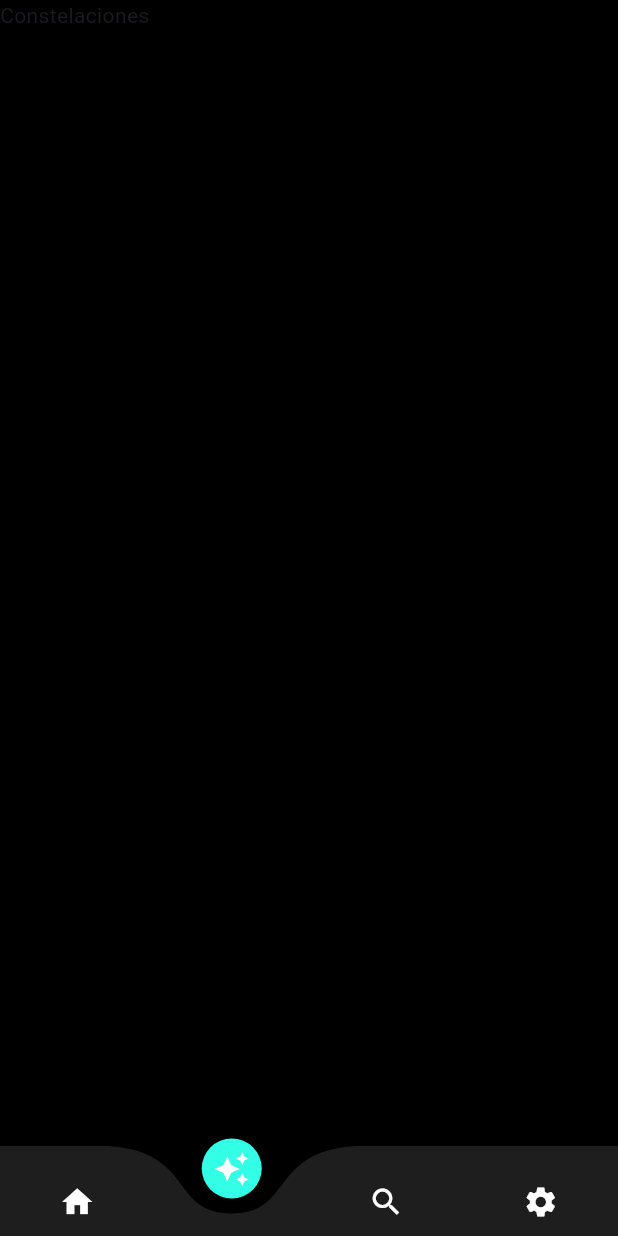
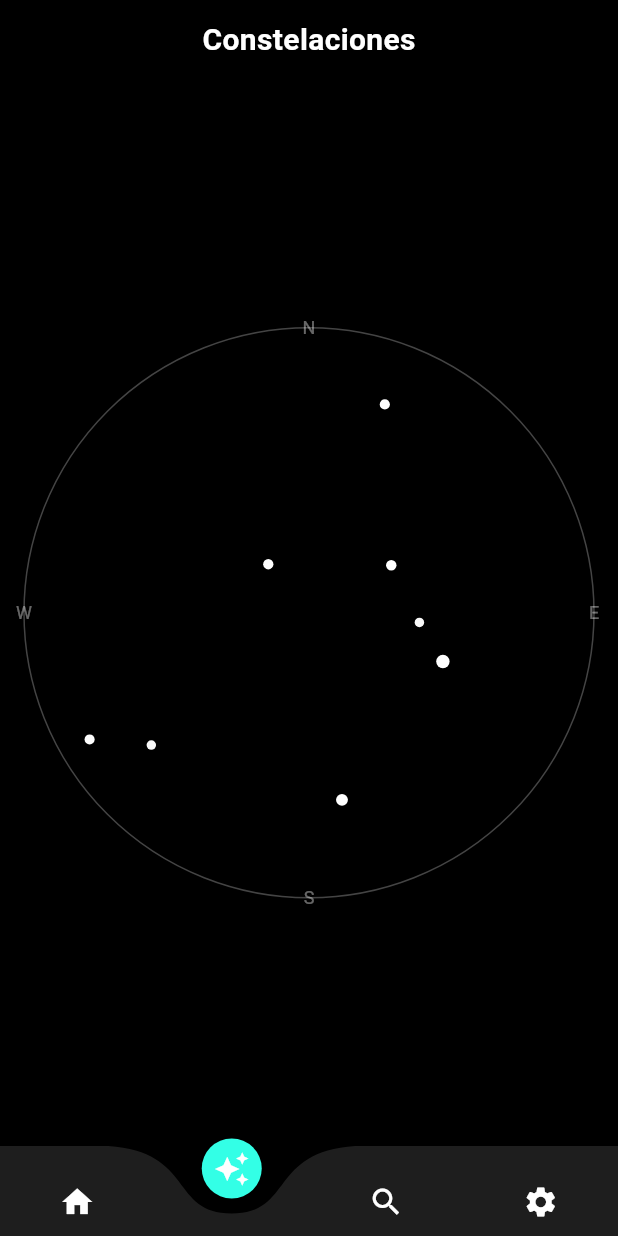
Before and after one commit to lh1862570-stack/tecoappgroup, a Flutter app: the ConstellationsPage screen opened by its route, on a phone screen of 412 x 824 dp. Run offline on Flutter 3.47's test engine with Material 3 defaults, Android fonts, the phone set to English and light mode, and no system bars; drawn by our look-alikes of curved_navigation_bar; our stand-ins replace go_router, lottie, shared_preferences; accounts and stored records are empty.

Commit message:
Dibujar el cielo en tiempo real

```diff
--- a/lib/screens/constellations.dart
+++ b/lib/screens/constellations.dart
@@ -1,17 +1,163 @@
+import 'dart:math' as math;
 import 'package:flutter/material.dart';
+import 'package:tecogroup2/services/stars_service.dart';
 
 class ConstellationsPage extends StatelessWidget {
   const ConstellationsPage({super.key});
 
   @override
   Widget build(BuildContext context) {
+    // Ejemplo mínimo de datos (reemplaza por la lista real desde tu servicio)
+    final List<VisibleStar> sampleStars = <VisibleStar>[
+      VisibleStar(name: 'Sirius', magnitude: -1.46, altitude: 45, azimuth: 110),
+      VisibleStar(name: 'Canopus', magnitude: -0.74, altitude: 30, azimuth: 170),
+      VisibleStar(name: 'Arcturus', magnitude: -0.05, altitude: 60, azimuth: 60),
+      VisibleStar(name: 'Vega', magnitude: 0.03, altitude: 70, azimuth: 320),
+      VisibleStar(name: 'Capella', magnitude: 0.08, altitude: 20, azimuth: 20),
+      VisibleStar(name: 'Rigel', magnitude: 0.13, altitude: 10, azimuth: 240),
+      VisibleStar(name: 'Procyon', magnitude: 0.40, altitude: 55, azimuth: 95),
+      VisibleStar(name: 'Betelgeuse', magnitude: 0.42, altitude: 25, azimuth: 230),
+    ];
+
     return Scaffold(
       backgroundColor: Colors.black,
-      body: SafeArea(child: Column(
-        children: [
-          Text('Constelaciones'),
-        ],
-      )),
+      body: SafeArea(
+        child: Column(
+          children: [
+            const Padding(
+              padding: EdgeInsets.all(12.0),
+              child: Text(
+                'Constelaciones',
+                style: TextStyle(color: Colors.white, fontSize: 20, fontWeight: FontWeight.bold),
+              ),
+            ),
+            Expanded(
+              child: Center(
+                child: AltAzSky(stars: sampleStars),
+              ),
+            ),
+          ],
+        ),
+      ),
     );
   }
 }
+
+/// Widget que dibuja el cielo en proyección alt-az (planetario simple)
+/// - Altitud (0° horizonte, 90° cenit) se proyecta a radio
+/// - Azimut (0° Norte, 90° Este) se proyecta a ángulo
+class AltAzSky extends StatelessWidget {
+  const AltAzSky({super.key, required this.stars, this.padding = 16});
+
+  final List<VisibleStar> stars;
+  final double padding;
+
+  @override
+  Widget build(BuildContext context) {
+    return LayoutBuilder(
+      builder: (BuildContext context, BoxConstraints constraints) {
+        final double size = math.min(constraints.maxWidth, constraints.maxHeight);
+        return SizedBox(
+          width: size,
+          height: size,
+          child: CustomPaint(
+            painter: _AltAzPainter(stars: stars, padding: padding),
+          ),
+        );
+      },
+    );
+  }
+}
+
+class _AltAzPainter extends CustomPainter {
+  _AltAzPainter({required this.stars, required this.padding});
+
+  final List<VisibleStar> stars;
+  final double padding;
+
+  final Paint _circlePaint = Paint()
+    ..style = PaintingStyle.stroke
+    ..strokeWidth = 1.0
+    ..color = const Color(0x44FFFFFF);
+
+  @override
+  void paint(Canvas canvas, Size size) {
+    final Offset center = size.center(Offset.zero);
+    final double maxRadius = math.min(size.width, size.height) / 2 - padding;
+
+    // Círculo del horizonte
+    canvas.drawCircle(center, maxRadius, _circlePaint);
+
+    // Marcas cardinales (opcionales y sutiles)
+    _drawCardinalMarks(canvas, center, maxRadius);
+
+    // Estrellas
+    final Paint starPaint = Paint()..style = PaintingStyle.fill;
+
+    for (final VisibleStar star in stars) {
+      final double alt = star.altitude.clamp(0, 90).toDouble();
+      final double az = star.azimuth % 360;
+
+      // Proyección: r = (1 - alt/90) * maxRadius (horizonte en el borde, cenit al centro)
+      final double r = (1 - (alt / 90.0)) * maxRadius;
+
+      // Ángulo: 0° = Norte (arriba), 90° = Este (derecha) -> theta = az - 90°
+      final double theta = _degToRad(az - 90);
+
+      final double x = center.dx + r * math.cos(theta);
+      final double y = center.dy + r * math.sin(theta);
+
+      final double radius = _radiusForMagnitude(star.magnitude);
+
+      // Brillo leve por magnitud
+      final double opacity = _opacityForMagnitude(star.magnitude);
+      starPaint.color = Colors.white.withOpacity(opacity);
+
+      canvas.drawCircle(Offset(x, y), radius, starPaint);
+    }
+  }
+
+  double _degToRad(double degrees) => degrees * math.pi / 180.0;
+
+  double _radiusForMagnitude(double magnitude) {
+    // Escala: m=-1.5 -> 4.5px, m=0 -> 3.8px, m=2 -> 2.8px, m=4 -> 1.9px, m=6 -> 1.4px, m>6 -> 1.0px
+    final double base = 4.5 - (magnitude + 1.5) * 0.7; // lineal con recorte
+    return base.clamp(1.0, 4.5);
+  }
+
+  double _opacityForMagnitude(double magnitude) {
+    // Más brillante para magnitudes negativas. Rango aproximado 0.5 .. 1.0
+    final double base = 1.0 - (magnitude * 0.07);
+    return base.clamp(0.5, 1.0);
+  }
+
+  void _drawCardinalMarks(Canvas canvas, Offset center, double r) {
+    final TextPainter painter = TextPainter(
+      textAlign: TextAlign.center,
+      textDirection: TextDirection.ltr,
+    );
+
+    final List<(String, double, double)> labels = <(String, double, double)>[
+      ('N', 0, -r), // arriba
+      ('E', r, 0), // derecha
+      ('S', 0, r), // abajo
+      ('W', -r, 0), // izquierda
+    ];
+
+    for (final (String label, double dx, double dy) in labels) {
+      painter.text = TextSpan(
+        text: label,
+        style: const TextStyle(color: Color(0x66FFFFFF), fontSize: 12),
+      );
+      painter.layout();
+      final Offset pos = center + Offset(dx, dy) - Offset(painter.width / 2, painter.height / 2);
+      painter.paint(canvas, pos);
+    }
+  }
+
+  @override
+  bool shouldRepaint(covariant _AltAzPainter oldDelegate) {
+    // Redibuja si cambia la lista de estrellas o el padding
+    return oldDelegate.stars != stars || oldDelegate.padding != padding;
+  }
+}
```
Also changed, not shown: 1 other file.
